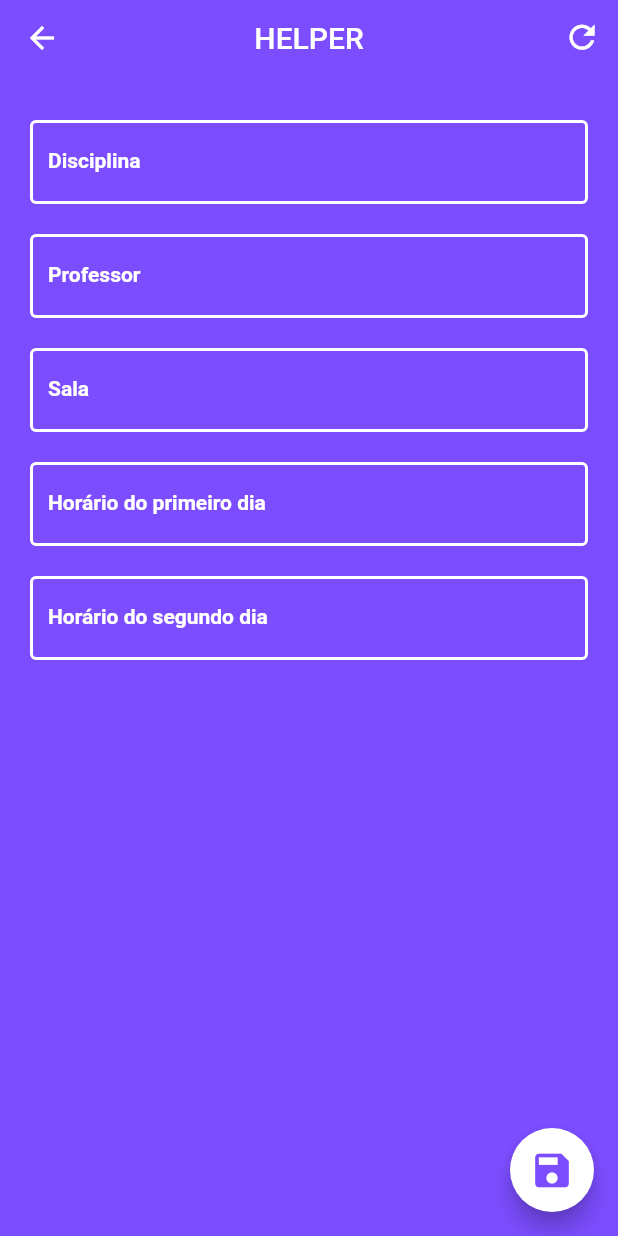
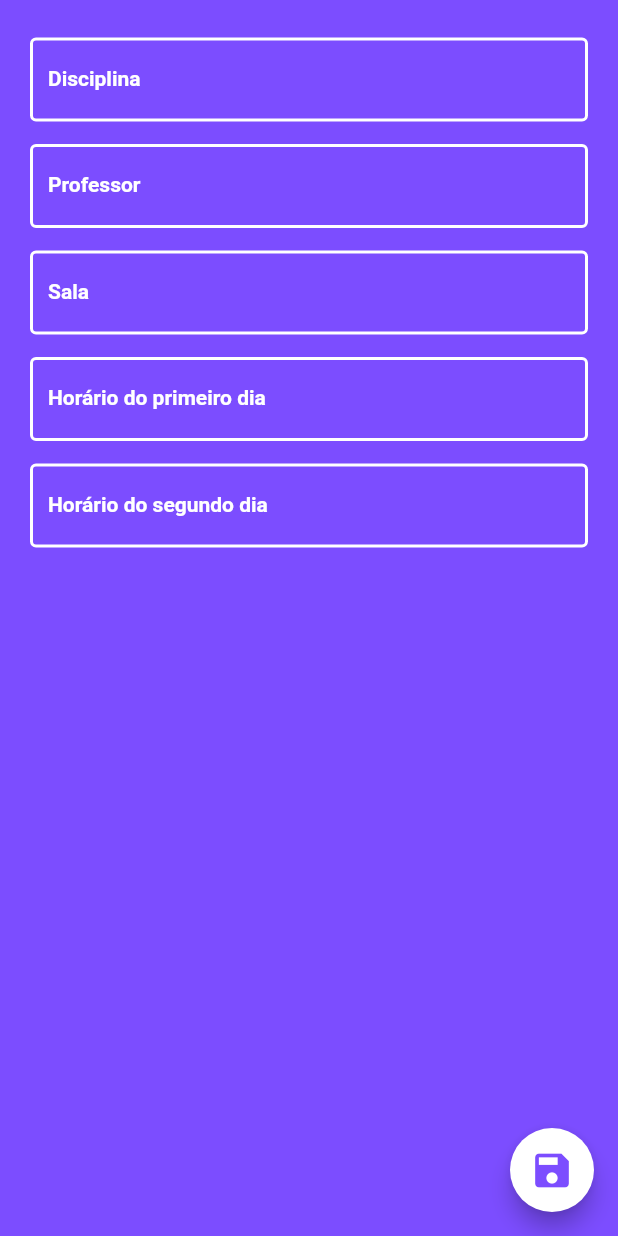
Before and after one commit to Endhel98/helper, a Flutter app: the ClassPage screen opened directly, on a phone screen of 412 x 824 dp. Run offline on Flutter 3.47's test engine with Material 2 defaults, Android fonts, the phone set to English and light mode, and no system bars.

Commit message:
Changed Design

```diff
--- a/lib/main.dart
+++ b/lib/main.dart
@@ -1,5 +1,5 @@
 import 'package:flutter/material.dart';
-import 'package:helper/pages/home_page.dart';
+import 'package:helper/pages/teste.dart';
 
 void main() => runApp(MainPage());
 
@@ -12,7 +12,7 @@ class MainPage extends StatelessWidget {
         primarySwatch: Colors.lightBlue,
       ),
       title: "Helper",
-      home: HomePage(),
+      home: Teste(),
     );
   }
 }
--- a/lib/pages/class_page.dart
+++ b/lib/pages/class_page.dart
@@ -48,36 +48,6 @@ class _ClassPageState extends State<ClassPage> {
   Widget build(BuildContext context) {
     return Scaffold(
       backgroundColor: Colors.deepPurpleAccent,
-      appBar: PreferredSize(
-        child: AppBar(
-          backgroundColor: Colors.deepPurpleAccent,
-          elevation: 0,
-          iconTheme: IconThemeData(
-            color: Colors.white,
-          ),
-          title: Text(
-            "HELPER",
-            style: TextStyle(color: Colors.white),
-          ),
-          centerTitle: true,
-          actions: <Widget>[
-            IconButton(
-              icon: Icon(
-                Icons.refresh,
-                size: 25,
-              ),
-              onPressed: () {
-                _classController.clear();
-                _classRomController.clear();
-                _firstHourController.clear();
-                _secondHourController.clear();
-                _professorController.clear();
-              },
-            )
-          ],
-        ),
-        preferredSize: Size.fromHeight(50),
-      ),
       floatingActionButton: FloatingActionButton(
         onPressed: () {
           if (_formKey.currentState.validate()) {
--- a/lib/widgets/textfield_classPage.widget.dart
+++ b/lib/widgets/textfield_classPage.widget.dart
@@ -14,7 +14,7 @@ class TextFieldClassPage extends StatelessWidget {
   @override
   Widget build(BuildContext context) {
     return Padding(
-      padding: const EdgeInsets.only(top: 20, right: 10, left: 10),
+      padding: const EdgeInsets.only(top: 15, right: 10, left: 10),
       child: TextFormField(
         controller: controller,
         textAlign: TextAlign.center,
```
Also changed, not shown: lib/pages/home_page.dart (+9 -22 lines), lib/pages/teste.dart (added, +79 -0 lines).
